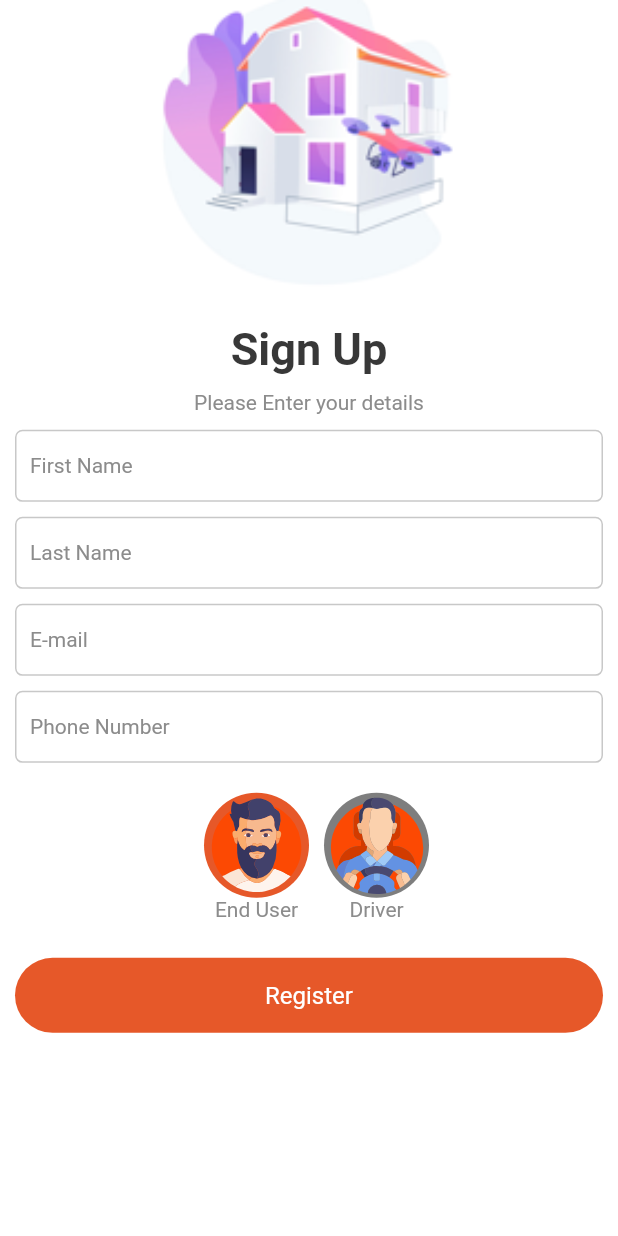
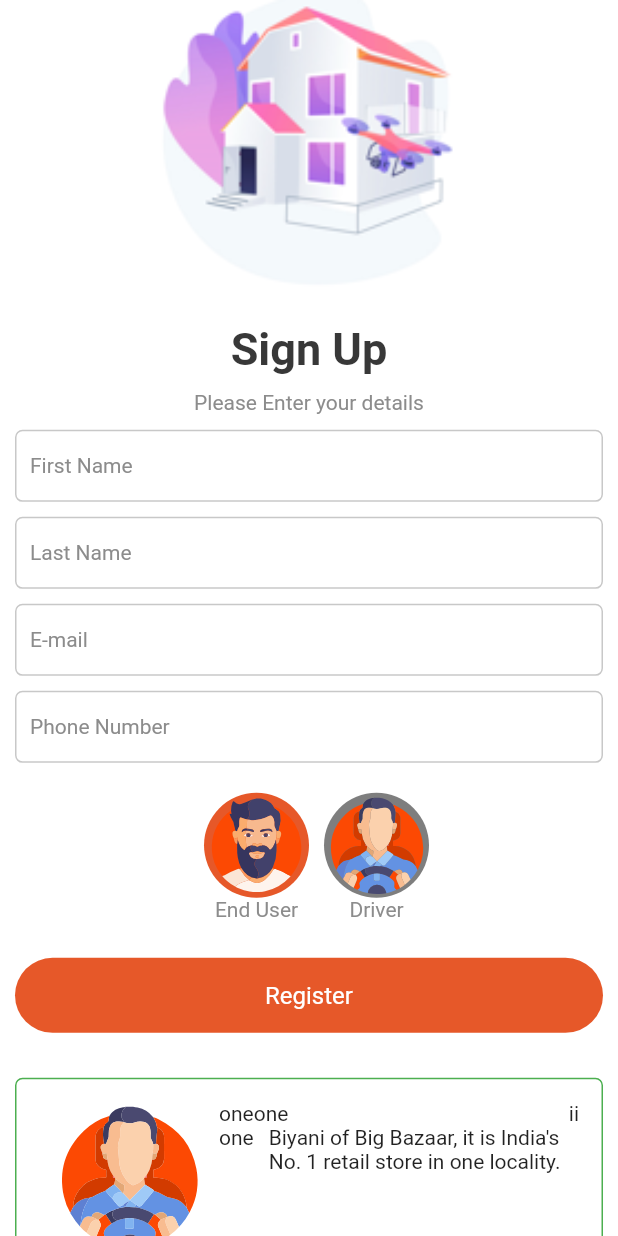
Before and after one commit to muthu-gokul/nextstop_dynamic, a Flutter app: the screen it shows after launch, on a phone screen of 412 x 824 dp. Run offline on Flutter 3.47's test engine with Material 2 defaults, Android fonts, the phone set to English and light mode, and no system bars; our stand-ins replace date_format, decimal, flutter_svg, geocoding, geolocator, get and 1 more; missing offline and left inert: flutter_date_pickers.

Commit message:
map tap, expanded text

```diff
--- a/lib/pages/dynamicPageInitiater.dart
+++ b/lib/pages/dynamicPageInitiater.dart
@@ -2,6 +2,7 @@ import 'dart:convert';
 import 'dart:developer';
 import 'package:date_format/date_format.dart';
 import 'package:flutter/material.dart';
+import 'package:flutter_svg/flutter_svg.dart';
 import 'package:geocoding/geocoding.dart';
 import 'package:geolocator/geolocator.dart';
 import 'package:get/get.dart';
@@ -129,6 +130,52 @@ class _DynamicPageInitiaterState extends State<DynamicPageInitiater> implements
               children: [
                 for(int i=0;i<widgets.length;i++)
                   widgets[i],
+                Container(
+                  padding: EdgeInsets.all(15),
+                  margin: EdgeInsets.all(10),
+                  decoration: BoxDecoration(
+                    borderRadius: BorderRadius.circular(5),
+                    border: Border.all(color: Colors.green)
+                  ),
+                  child: Row(
+                    crossAxisAlignment: CrossAxisAlignment.start,
+                    children: [
+                      Expanded(
+                        flex: 1,
+                        child: Column(
+                          children: [
+                            SvgPicture.asset("assets/icons/driver.svg"),
+                            Text("Mr.Vijay Kumar hgjfngjfnjnjknfgjf ")
+                          ],
+                        ),
+                      ),
+                      Expanded(
+                        flex: 2,
+                        child: Column(
+                          children: [
+                            Row(
+                              children: [
+                                Text("one"),
+                                Text("one"),
+                                Spacer(),
+                                Text("ii")
+                              ],
+                            ),
+                            Row(
+                              crossAxisAlignment: CrossAxisAlignment.start,
+                              children: [
+                                Text("one"),
+                                SizedBox(width: 10,),
+                                Expanded(child: Text("Biyani of Big Bazaar, it is India's No. 1 retail store in one locality.")),
+
+                              ],
+                            ),
+                          ],
+                        ),
+                      )
+                    ],
+                  ),
+                )
                 /*Container(
                   height: SizeConfig.screenHeight!-100,
                   child: Column(
--- a/lib/widgets/customControllers/callBack/myCallback.dart
+++ b/lib/widgets/customControllers/callBack/myCallback.dart
@@ -1,4 +1,5 @@
 import 'package:flutter/material.dart';
+import 'package:google_maps_flutter/google_maps_flutter.dart';
 import 'package:nextstop_dynamic/widgets/customControllers/template/mapTemplate.dart';
 import 'package:nextstop_dynamic/widgets/customControllers/template/pickerTemplate.dart';
 import 'package:nextstop_dynamic/widgets/customControllers/utils.dart';
@@ -37,6 +38,7 @@ abstract class MyCallback2 {
 }
 abstract class TestCallback{
   onCameraChange();
+  onMapTap(LatLng latLng);
 }
 
 
--- a/lib/widgets/customControllers/inputBoxController.dart
+++ b/lib/widgets/customControllers/inputBoxController.dart
@@ -41,6 +41,10 @@ class TextFormFieldController extends StatelessWidget implements MyCallback2{
             obscureText: map.containsKey('obscureText')?map['obscureText']:false,
             obscuringCharacter: '*',
             readOnly: map.containsKey('readOnly')?map['readOnly']:false,
+            onTap: map.containsKey('clickEvent')?(){
+              // ontap.ontap(map['eventName']);
+              myCallback.ontap(map['clickEvent']);
+            }:null,
             decoration: InputDecoration(
                 hintText: map['hintText'],
                 hintStyle: map.containsKey('hintTextStyle') ? parseTextStyle(map['hintTextStyle']) : null,
```
Also changed, not shown: assets/json/BOOK-INGP-AGE1-7355.json (+8 -0 lines), lib/widgets/customControllers/template/mapTemplate.dart (+37 -3 lines), 1 other file.
